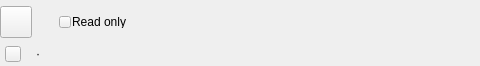
Qt form src/MEGASync/node_selector/gui/ui/IncomingShareHeaderWidget.ui (C-EO/MEGAsync) before a commit.
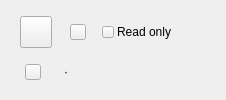
The same form after that commit. Icons and pictures are not drawn. Custom widgets are drawn as their Qt base class.

Commit message: Changed incoming shares header Header sort icons bug fixed

```diff
--- a/src/MEGASync/node_selector/gui/ui/IncomingShareHeaderWidget.ui
+++ b/src/MEGASync/node_selector/gui/ui/IncomingShareHeaderWidget.ui
@@ -6,21 +6,39 @@
    <rect>
     <x>0</x>
     <y>0</y>
-    <width>480</width>
-    <height>66</height>
+    <width>226</width>
+    <height>100</height>
    </rect>
   </property>
   <property name="sizePolicy">
-   <sizepolicy hsizetype="Expanding" vsizetype="Preferred">
+   <sizepolicy hsizetype="Expanding" vsizetype="Fixed">
     <horstretch>1</horstretch>
     <verstretch>0</verstretch>
    </sizepolicy>
   </property>
+  <property name="minimumSize">
+   <size>
+    <width>0</width>
+    <height>100</height>
+   </size>
+  </property>
+  <property name="maximumSize">
+   <size>
+    <width>16777215</width>
+    <height>100</height>
+   </size>
+  </property>
   <property name="windowTitle">
    <string notr="true"/>
   </property>
   <property name="styleSheet">
-   <string notr="true">#accessContainer
+   <string notr="true">IncomingShareHeaderWidget
+{
+background-color: #222324; /*colorToken.surface-1*/
+border-radius: 8px;
+}
+
+#accessContainer
 {
 border-radius: 4px;
 }
@@ -29,8 +47,11 @@
 #accessContainer[access=&quot;2&quot;]
 {
 background-color: #CFFCDB; /*colorToken.notification-success*/
+}
+
+#accessContainer[access=&quot;2&quot;] QLabel
+{
 color: #007C3E; /*colorToken.text-success*/
-
 }
 
 #accessContainer[access=&quot;1&quot;]
@@ -39,29 +60,58 @@
 color: #0078A4; /*colorToken.text-info*/
 }
 
+#accessContainer[access=&quot;1&quot;] QLabel
+{
+color: #0078A4; /*colorToken.text-info*/
+}
+
 #accessContainer[access=&quot;0&quot;]
 {
 background-color: #E4E4E5; /*colorToken.surface-3*/
 color: #616366; /*colorToken.text-secondary*/
+}
+
+#accessContainer[access=&quot;0&quot;] QLabel
+{
+color: #616366; /*colorToken.text-secondary*/
 }</string>
   </property>
   <layout class="QVBoxLayout" name="mainLayout">
    <property name="spacing">
-    <number>4</number>
+    <number>12</number>
    </property>
    <property name="leftMargin">
-    <number>0</number>
+    <number>20</number>
    </property>
    <property name="topMargin">
-    <number>6</number>
+    <number>16</number>
    </property>
    <property name="rightMargin">
-    <number>0</number>
+    <number>20</number>
    </property>
    <property name="bottomMargin">
-    <number>0</number>
+    <number>16</number>
    </property>
    <item>
+    <widget class="QWidget" name="folderContainer" native="true">
+     <property name="sizePolicy">
+      <sizepolicy hsizetype="Preferred" vsizetype="Fixed">
+       <horstretch>0</horstretch>
+       <verstretch>0</verstretch>
+      </sizepolicy>
+     </property>
+     <property name="minimumSize">
+      <size>
+       <width>0</width>
+       <height>32</height>
+      </size>
+     </property>
+     <property name="maximumSize">
+      <size>
+       <width>16777215</width>
+       <height>32</height>
+      </size>
+     </property>
     <layout class="QHBoxLayout" name="folderLayout">
      <property name="spacing">
       <number>8</number>
@@ -101,6 +151,42 @@
       </widget>
      </item>
      <item>
+       <widget class="QWidget" name="folderNameContainer" native="true">
+        <property name="sizePolicy">
+         <sizepolicy hsizetype="Preferred" vsizetype="Fixed">
+          <horstretch>0</horstretch>
+          <verstretch>0</verstretch>
+         </sizepolicy>
+        </property>
+        <property name="minimumSize">
+         <size>
+          <width>0</width>
+          <height>32</height>
+         </size>
+        </property>
+        <property name="maximumSize">
+         <size>
+          <width>16777215</width>
+          <height>32</height>
+         </size>
+        </property>
+        <layout class="QHBoxLayout" name="horizontalLayout">
+         <property name="spacing">
+          <number>3</number>
+         </property>
+         <property name="leftMargin">
+          <number>0</number>
+         </property>
+         <property name="topMargin">
+          <number>0</number>
+         </property>
+         <property name="rightMargin">
+          <number>0</number>
+         </property>
+         <property name="bottomMargin">
+          <number>0</number>
+         </property>
+         <item>
       <widget class="ElidingLabel" name="folderName">
        <property name="font-size" stdset="0">
         <string notr="true">body-2</string>
@@ -111,40 +197,72 @@
       </widget>
      </item>
      <item>
+          <widget class="TokenizableToolButton" name="toolButton">
+           <property name="minimumSize">
+            <size>
+             <width>16</width>
+             <height>16</height>
+            </size>
+           </property>
+           <property name="maximumSize">
+            <size>
+             <width>16</width>
+             <height>16</height>
+            </size>
+           </property>
+           <property name="text">
+            <string notr="true"/>
+           </property>
+           <property name="icon">
+            <iconset resource="../../../gui/Resources_common.qrc">
+             <normaloff>:/chevron-down_small_thin_outline</normaloff>:/chevron-down_small_thin_outline</iconset>
+           </property>
+           <property name="type" stdset="0">
+            <string notr="true">ghost</string>
+           </property>
+           <property name="dimension" stdset="0">
+            <string notr="true">small</string>
+           </property>
+          </widget>
+         </item>
+        </layout>
+       </widget>
+      </item>
+      <item>
       <widget class="QWidget" name="accessContainer" native="true">
+        <property name="sizePolicy">
+         <sizepolicy hsizetype="Preferred" vsizetype="Preferred">
+          <horstretch>0</horstretch>
+          <verstretch>0</verstretch>
+         </sizepolicy>
+        </property>
+        <property name="minimumSize">
+         <size>
+          <width>0</width>
+          <height>24</height>
+         </size>
+        </property>
+        <property name="maximumSize">
+         <size>
+          <width>16777215</width>
+          <height>24</height>
+         </size>
+        </property>
        <property name="access" stdset="0">
         <number>0</number>
        </property>
-       <property name="sizePolicy">
-        <sizepolicy hsizetype="Fixed" vsizetype="Preferred">
-         <horstretch>0</horstretch>
-         <verstretch>0</verstretch>
-        </sizepolicy>
-       </property>
-       <property name="minimumSize">
-        <size>
-         <width>0</width>
-         <height>18</height>
-        </size>
-       </property>
-       <property name="maximumSize">
-        <size>
-         <width>16777215</width>
-         <height>18</height>
-        </size>
-       </property>
        <layout class="QHBoxLayout" name="accessLayout">
         <property name="spacing">
-         <number>1</number>
+          <number>3</number>
         </property>
         <property name="leftMargin">
-         <number>4</number>
+          <number>8</number>
         </property>
         <property name="topMargin">
          <number>3</number>
         </property>
         <property name="rightMargin">
-         <number>4</number>
+          <number>8</number>
         </property>
         <property name="bottomMargin">
          <number>3</number>
@@ -204,12 +322,13 @@
       </spacer>
      </item>
     </layout>
+    </widget>
    </item>
    <item>
     <widget class="QWidget" name="shareeInfo" native="true">
      <layout class="QHBoxLayout" name="shareeLayout">
       <property name="spacing">
-       <number>4</number>
+       <number>8</number>
       </property>
       <property name="leftMargin">
        <number>5</number>
@@ -257,11 +376,7 @@
        </widget>
       </item>
       <item>
-       <widget class="ElidingLabel" name="userEmail">
-        <property name="font-size" stdset="0">
-         <string notr="true">caption</string>
-        </property>
-       </widget>
+       <widget class="ElidingLabel" name="userEmail"/>
       </item>
       <item>
        <spacer name="shareeSpacer">
@@ -287,6 +402,11 @@
    <extends>QToolButton</extends>
    <header>tokenizer/TokenizableItems/IconLabel.h</header>
   </customwidget>
+  <customwidget>
+   <class>TokenizableToolButton</class>
+   <extends>QToolButton</extends>
+   <header>tokenizer/TokenizableItems/TokenizableButtons.h </header>
+  </customwidget>
   <customwidget>
    <class>ElidingLabel</class>
    <extends>QLabel</extends>
```
Left out of the diff: 13 changed lines with no effect on the pictures. Lines whose indentation alone changed are shown as unchanged. The commit also changes 3 other files.
